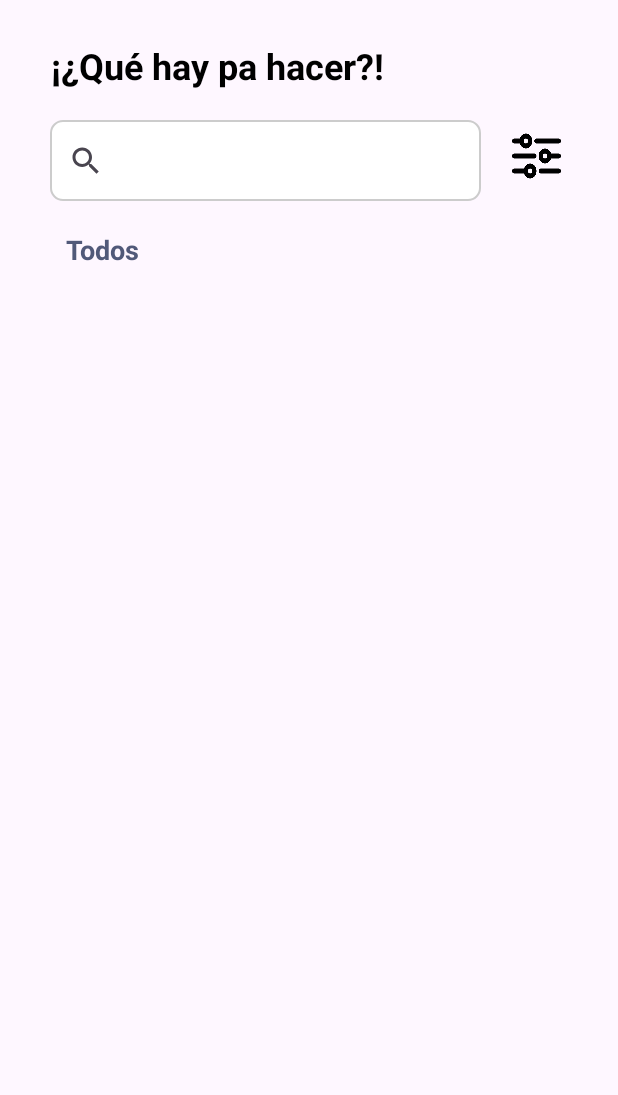
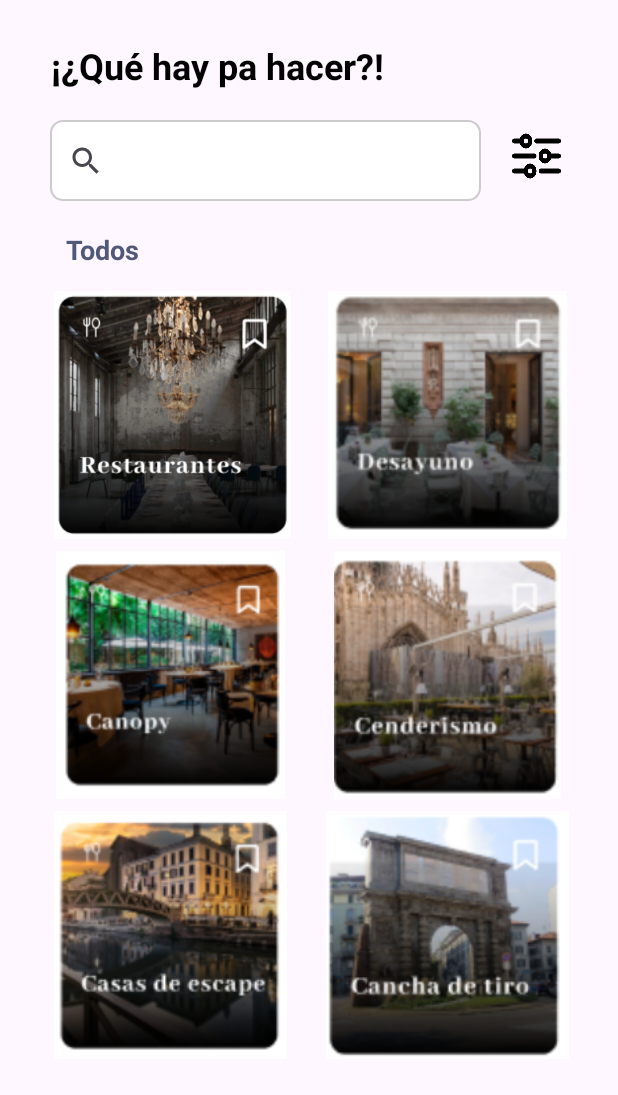
Before and after one commit to PUJ-ICM-6805/Dejate-Llevar, an Android app: the Categorias1Activity screen opened directly, with no data from a screen before it, on a phone screen of 412 x 824 dp. Shown: the top 1095 px of the screen. Run offline under Robolectric (Android 15) with nearby library versions, the phone set to English and light mode, and no system bars.

Commit message:
categoria1 imagenes

```diff
--- a/app/src/main/res/layout/categoriaslugar1.xml
+++ b/app/src/main/res/layout/categoriaslugar1.xml
@@ -4,6 +4,8 @@
     xmlns:tools="http://schemas.android.com/tools"
     android:layout_width="match_parent"
     android:layout_height="match_parent">
+
+
 
     <TextView
         android:id="@+id/textView"
@@ -66,6 +68,67 @@
         app:srcCompat="@drawable/filtrar"
         android:contentDescription="Filter Button" />
 
+    <ImageView
+        android:id="@+id/imageView6"
+        android:layout_width="163dp"
+        android:layout_height="165dp"
+        android:layout_marginTop="60dp"
+        app:layout_constraintEnd_toStartOf="@+id/imageView12"
+        app:layout_constraintHorizontal_bias="0.622"
+        app:layout_constraintStart_toStartOf="parent"
+        app:layout_constraintTop_toBottomOf="@+id/searchView"
+        app:srcCompat="@drawable/categorialugar1_1" />
 
+    <ImageView
+        android:id="@+id/imageView10"
+        android:layout_width="163dp"
+        android:layout_height="165dp"
+        android:layout_marginStart="32dp"
+        android:layout_marginTop="8dp"
+        app:layout_constraintStart_toStartOf="parent"
+        app:layout_constraintTop_toBottomOf="@+id/imageView6"
+        app:srcCompat="@drawable/categorialugar1_3" />
+
+    <ImageView
+        android:id="@+id/imageView11"
+        android:layout_width="163dp"
+        android:layout_height="165dp"
+        android:layout_marginStart="32dp"
+        android:layout_marginTop="8dp"
+        app:layout_constraintStart_toStartOf="parent"
+        app:layout_constraintTop_toBottomOf="@+id/imageView10"
+        app:srcCompat="@drawable/categorialugar1_5" />
+
+    <ImageView
+        android:id="@+id/imageView13"
+        android:layout_width="163dp"
+        android:layout_height="165dp"
+        android:layout_marginTop="8dp"
+        app:layout_constraintEnd_toEndOf="parent"
+        app:layout_constraintHorizontal_bias="0.396"
+        app:layout_constraintStart_toEndOf="@+id/imageView10"
+        app:layout_constraintTop_toBottomOf="@+id/imageView12"
+        app:srcCompat="@drawable/categorialugar1_4" />
+
+    <ImageView
+        android:id="@+id/imageView16"
+        android:layout_width="163dp"
+        android:layout_height="165dp"
+        android:layout_marginTop="8dp"
+        app:layout_constraintEnd_toEndOf="parent"
+        app:layout_constraintHorizontal_bias="0.396"
+        app:layout_constraintStart_toEndOf="@+id/imageView11"
+        app:layout_constraintTop_toBottomOf="@+id/imageView13"
+        app:srcCompat="@drawable/categorialugar1_6" />
+
+    <ImageView
+        android:id="@+id/imageView12"
+        android:layout_width="163dp"
+        android:layout_height="165dp"
+        android:layout_marginTop="60dp"
+        android:layout_marginEnd="32dp"
+        app:layout_constraintEnd_toEndOf="parent"
+        app:layout_constraintTop_toBottomOf="@+id/searchView"
+        app:srcCompat="@drawable/categorialugar1_2" />
 
 </androidx.constraintlayout.widget.ConstraintLayout>
```
Also changed, not shown: app/src/main/res/drawable/categorialugar1_1.png (added), app/src/main/res/drawable/categorialugar1_2.png (added), app/src/main/res/drawable/categorialugar1_3.png (added), app/src/main/res/drawable/categorialugar1_4.png (added), app/src/main/res/drawable/categorialugar1_5.png (added), app/src/main/res/drawable/categorialugar1_6.png (added).
